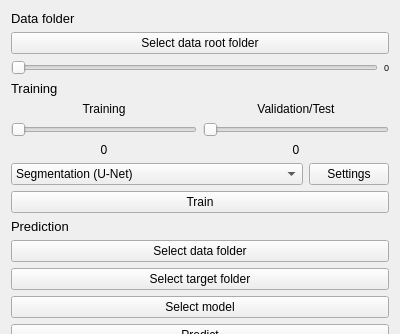
Old version of the form qu/ui/qu_main_widget.ui in the repository aarpon/qu; both pictures show x 0 to 400 and y 0 to 334 of the 400 by 870 pixel window.
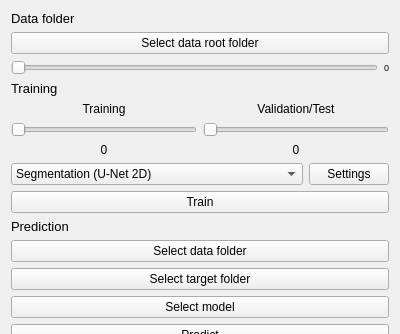
New version of the form.

```diff
--- a/qu/ui/qu_main_widget.ui
+++ b/qu/ui/qu_main_widget.ui
@@ -187,7 +187,7 @@
        </property>
        <item>
         <property name="text">
-         <string>Segmentation (U-Net)</string>
+         <string>Segmentation (U-Net 2D)</string>
         </property>
        </item>
       </widget>
```
